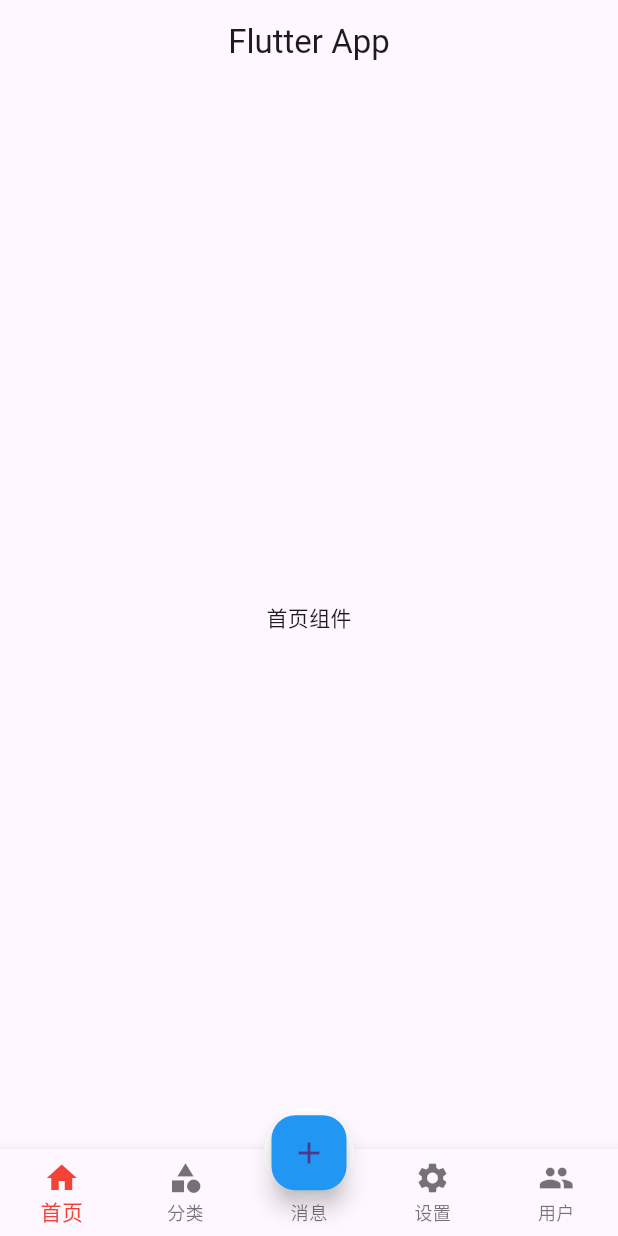
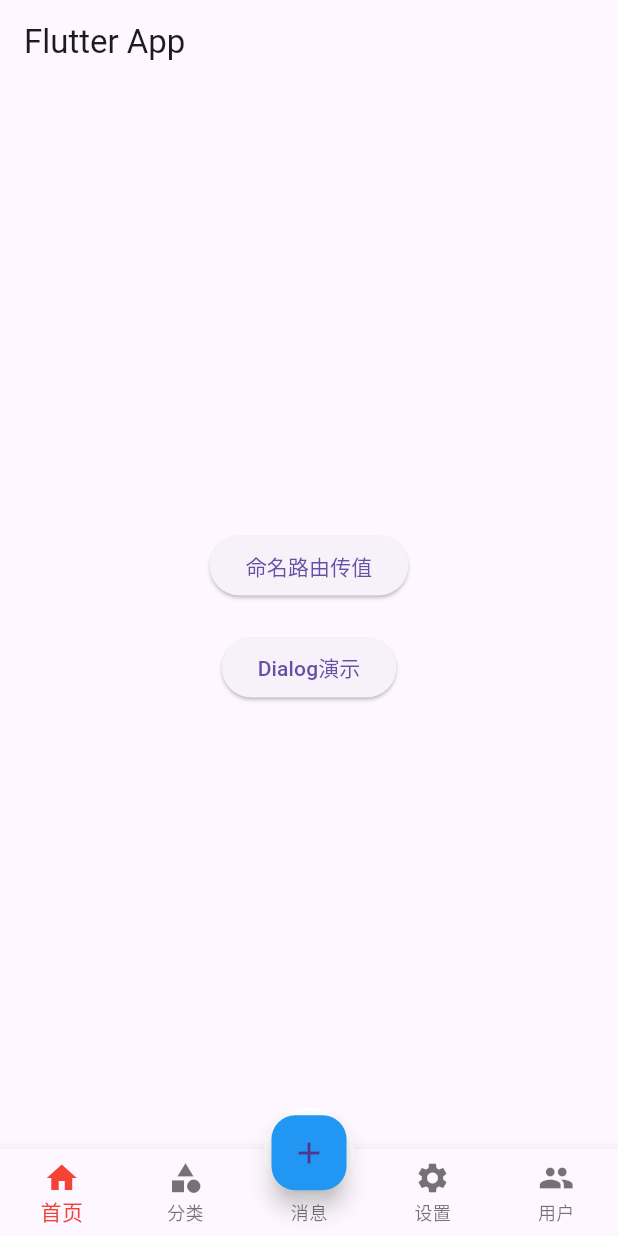
Before and after one commit to Mhua99/flutter_project, a Flutter app: the screen it shows after launch, on a phone screen of 412 x 824 dp. Run offline on Flutter 3.47's test engine with Material 3 defaults, Android fonts, the phone set to English and light mode, and no system bars; our stand-ins replace dio, readmore.

Commit message:
feat: demo14

```diff
--- /dev/null
+++ b/lib/demo14/main.dart
@@ -0,0 +1,19 @@
+import 'package:flutter/material.dart';
+import './routers/routers.dart';
+
+class MyApp extends StatelessWidget {
+
+ const MyApp({super.key});
+
+  @override
+  Widget build(BuildContext context) {
+    return MaterialApp(
+      title: 'Flutter Demo',
+      theme: ThemeData(
+        primarySwatch: Colors.blue,
+      ),
+      initialRoute: "/",
+      onGenerateRoute: onGenerateRoute,
+    );
+  }
+}
--- /dev/null
+++ b/lib/demo14/pages/tabs.dart
@@ -0,0 +1,71 @@
+import 'package:flutter/material.dart';
+import './tabs/home.dart';
+import './tabs/category.dart';
+import './tabs/message.dart';
+import './tabs/setting.dart';
+import './tabs/user.dart';
+
+class Tabs extends StatefulWidget {
+  const Tabs({super.key});
+
+  @override
+  State<Tabs> createState() => _TabsState();
+}
+
+class _TabsState extends State<Tabs> {
+  int _currentIndex = 0;
+  final List<Widget> _pages = const [
+    HomePage(),
+    CategoryPage(),
+    MessagePage(),
+    SettingPage(),
+    UserPage(),
+  ];
+
+  @override
+  Widget build(BuildContext context) {
+    return Scaffold(
+      appBar: AppBar(title: const Text("Flutter App")),
+      body: _pages[_currentIndex],
+
+      bottomNavigationBar: BottomNavigationBar(
+        fixedColor: Colors.red,
+        currentIndex: _currentIndex,
+        type: BottomNavigationBarType.fixed,
+        onTap: (index) {
+          setState(() {
+            _currentIndex = index;
+          });
+        },
+        items: const [
+          BottomNavigationBarItem(icon: Icon(Icons.home), label: "首页"),
+          BottomNavigationBarItem(icon: Icon(Icons.category), label: "分类"),
+          BottomNavigationBarItem(icon: Icon(Icons.message), label: "消息"),
+          BottomNavigationBarItem(icon: Icon(Icons.settings), label: "设置"),
+          BottomNavigationBarItem(icon: Icon(Icons.people), label: "用户"),
+        ],
+      ),
+      floatingActionButton: Container(
+        height: 60,
+        width: 60,
+        padding: const EdgeInsets.all(5),
+        margin: const EdgeInsets.only(top: 5),
+        //调整FloatingActionButton的位置
+        decoration: BoxDecoration(
+          color: Colors.white,
+          borderRadius: BorderRadius.circular(30),
+        ),
+        child: FloatingActionButton(
+          backgroundColor: _currentIndex == 2 ? Colors.red : Colors.blue,
+          child: const Icon(Icons.add),
+          onPressed: () {
+            setState(() {
+              _currentIndex = 2;
+            });
+          },
+        ),
+      ),
+      floatingActionButtonLocation: FloatingActionButtonLocation.centerDocked,
+    );
+  }
+}
--- /dev/null
+++ b/lib/demo14/pages/tabs/home.dart
@@ -0,0 +1,38 @@
+import 'package:flutter/material.dart';
+
+class HomePage extends StatefulWidget {
+  const HomePage({super.key});
+
+  @override
+  State<HomePage> createState() => _HomePageState();
+}
+
+class _HomePageState extends State<HomePage> {
+  @override
+  Widget build(BuildContext context) {
+    return Center(
+      child: Column(
+        mainAxisAlignment: MainAxisAlignment.center,
+        children: [
+          ElevatedButton(
+            onPressed: () {
+              Navigator.pushNamed(
+                context,
+                "/shop",
+                arguments: {"title": "shop传值", "aid": 21},
+              );
+            },
+            child: const Text("命名路由传值"),
+          ),
+          const SizedBox(height: 20),
+          ElevatedButton(
+            onPressed: () {
+              Navigator.pushNamed(context, "/dialog");
+            },
+            child: const Text("Dialog演示"),
+          ),
+        ],
+      ),
+    );
+  }
+}
--- /dev/null
+++ b/lib/demo14/routers/routers.dart
@@ -0,0 +1,34 @@
+//ios风格的路由
+import 'package:flutter/cupertino.dart';
+import '../pages/tabs.dart';
+import '../pages/dialog.dart';
+import '../pages/shop.dart';
+
+//1、配置路由
+Map routes = {
+  "/": (contxt) => const Tabs(),
+  "/dialog": (contxt) => const DialogPage(),
+  "/shop": (contxt, {arguments}) => ShopPage(arguments: arguments),
+};
+
+var onGenerateRoute = (RouteSettings settings) {
+  final String? name = settings.name;
+  final Function? pageContentBuilder = routes[name];
+
+  if (pageContentBuilder != null) {
+    if (settings.arguments != null) {
+      final Route route = CupertinoPageRoute(
+        builder: (context) =>
+            pageContentBuilder(context, arguments: settings.arguments),
+      );
+      return route;
+    } else {
+      final Route route = CupertinoPageRoute(
+        builder: (context) => pageContentBuilder(context),
+      );
+
+      return route;
+    }
+  }
+  return null;
+};
--- a/lib/main.dart
+++ b/lib/main.dart
@@ -1,5 +1,5 @@
 import 'package:flutter/material.dart';
-import "./demo13/main.dart";
+import "./demo14/main.dart";
 
 void main() {
   runApp(const MyApp());
```
Also changed, not shown: lib/demo14/pages/dialog.dart (added, +161 -0 lines), lib/demo14/pages/shop.dart (added, +27 -0 lines), lib/demo14/pages/tabs/category.dart (added, +27 -0 lines), lib/demo14/pages/tabs/message.dart (added, +15 -0 lines), lib/demo14/pages/tabs/setting.dart (added, +15 -0 lines), lib/demo14/pages/tabs/user.dart (added, +15 -0 lines), images/14-1.png (added), 1 other file.
